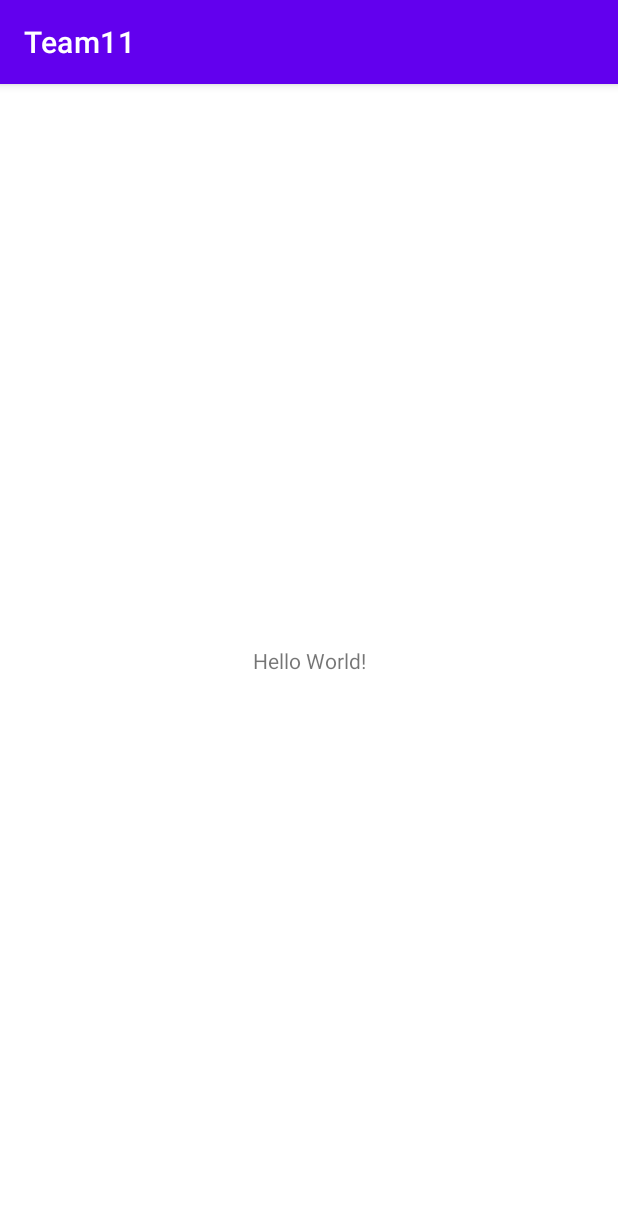
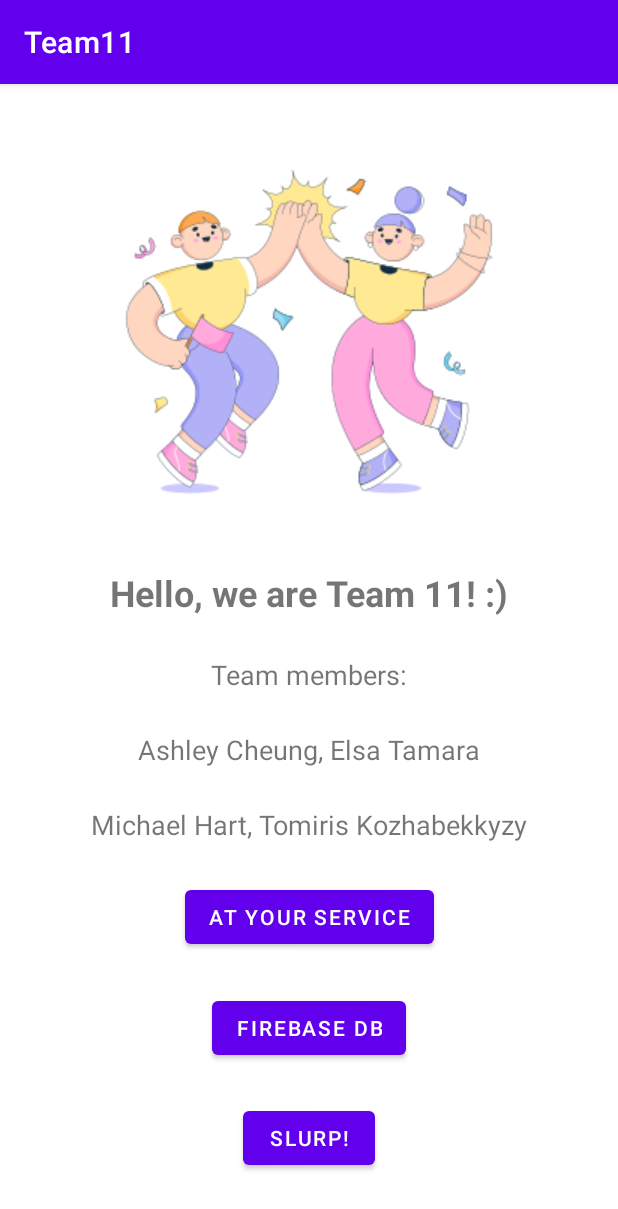
Before and after one commit to elsatmr/mobile-dev-team11, an Android app: the screen it shows after launch (MainActivity), on a phone screen of 412 x 824 dp. Shown: the top 1209 px of the screen. Run offline under Robolectric (Android 15) with nearby library versions, the phone set to English and light mode, and no system bars.

Commit message:
created main activity ui, at your service button opens up an empty at your service activity

```diff
--- a/app/src/main/AndroidManifest.xml
+++ b/app/src/main/AndroidManifest.xml
@@ -14,6 +14,9 @@
         android:theme="@style/Theme.Team11"
         tools:targetApi="31">
         <activity
+            android:name=".AtYourServiceActivity"
+            android:exported="false" />
+        <activity
             android:name=".MainActivity"
             android:exported="true">
             <intent-filter>
--- /dev/null
+++ b/app/src/main/java/edu/northeastern/team11/AtYourServiceActivity.java
@@ -0,0 +1,18 @@
+package edu.northeastern.team11;
+
+import androidx.appcompat.app.AppCompatActivity;
+
+import android.content.Intent;
+import android.os.Bundle;
+import android.view.View;
+
+public class AtYourServiceActivity extends AppCompatActivity {
+
+    @Override
+    protected void onCreate(Bundle savedInstanceState) {
+        super.onCreate(savedInstanceState);
+        setContentView(R.layout.activity_at_your_service);
+    }
+
+
+}
--- a/app/src/main/java/edu/northeastern/team11/MainActivity.java
+++ b/app/src/main/java/edu/northeastern/team11/MainActivity.java
@@ -2,7 +2,11 @@ package edu.northeastern.team11;
 
 import androidx.appcompat.app.AppCompatActivity;
 
+import android.content.Intent;
 import android.os.Bundle;
+import android.util.Log;
+import android.view.View;
+import android.widget.Button;
 
 public class MainActivity extends AppCompatActivity {
 
@@ -11,4 +15,9 @@ public class MainActivity extends AppCompatActivity {
         super.onCreate(savedInstanceState);
         setContentView(R.layout.activity_main);
     }
+    public void openAtYourServiceActivity(View view) {
+        Intent intent = new Intent(this, AtYourServiceActivity.class);
+        startActivity(intent);
+    }
+
 }
--- /dev/null
+++ b/app/src/main/res/layout/activity_at_your_service.xml
@@ -0,0 +1,9 @@
+<?xml version="1.0" encoding="utf-8"?>
+<androidx.constraintlayout.widget.ConstraintLayout xmlns:android="http://schemas.android.com/apk/res/android"
+    xmlns:app="http://schemas.android.com/apk/res-auto"
+    xmlns:tools="http://schemas.android.com/tools"
+    android:layout_width="match_parent"
+    android:layout_height="match_parent"
+    tools:context=".AtYourServiceActivity">
+
+</androidx.constraintlayout.widget.ConstraintLayout>
--- a/app/src/main/res/layout/activity_main.xml
+++ b/app/src/main/res/layout/activity_main.xml
@@ -4,15 +4,91 @@
     xmlns:tools="http://schemas.android.com/tools"
     android:layout_width="match_parent"
     android:layout_height="match_parent"
-    tools:context=".MainActivity">
+    tools:context=".MainActivity"
+    android:padding="16dp">
+
+    <ImageView
+        android:id="@+id/coverImageView"
+        android:layout_width="wrap_content"
+        android:layout_height="wrap_content"
+        app:layout_constraintEnd_toEndOf="parent"
+        app:layout_constraintStart_toStartOf="parent"
+        app:layout_constraintTop_toTopOf="parent"
+        app:srcCompat="@drawable/cover"
+        app:layout_constraintBottom_toTopOf="@id/headerMainTextView" />
 
     <TextView
+        android:id="@+id/headerMainTextView"
         android:layout_width="wrap_content"
         android:layout_height="wrap_content"
-        android:text="Hello World!"
-        app:layout_constraintBottom_toBottomOf="parent"
+        android:text="Hello, we are Team 11! :)"
+        android:textSize="24dp"
+        android:textStyle="bold"
         app:layout_constraintEnd_toEndOf="parent"
         app:layout_constraintStart_toStartOf="parent"
-        app:layout_constraintTop_toTopOf="parent" />
+        app:layout_constraintTop_toBottomOf="@+id/coverImageView"
+        app:layout_constraintBottom_toTopOf="@+id/secondHeaderMainTextView"/>
+
+    <TextView
+        android:id="@+id/secondHeaderMainTextView"
+        android:layout_width="wrap_content"
+        android:layout_height="wrap_content"
+        android:text="Team members:"
+        android:textSize="18dp"
+        app:layout_constraintEnd_toEndOf="parent"
+        app:layout_constraintStart_toStartOf="parent"
+        app:layout_constraintTop_toBottomOf="@+id/headerMainTextView"
+        app:layout_constraintBottom_toTopOf="@+id/nameOneMainTextView"/>
+
+    <TextView
+        android:id="@+id/nameOneMainTextView"
+        android:layout_width="wrap_content"
+        android:layout_height="wrap_content"
+        android:text="Ashley Cheung, Elsa Tamara"
+        android:textSize="18dp"
+        app:layout_constraintEnd_toEndOf="parent"
+        app:layout_constraintStart_toStartOf="parent"
+        app:layout_constraintTop_toBottomOf="@+id/secondHeaderMainTextView"
+        app:layout_constraintBottom_toTopOf="@+id/nameTwoMainTextView"/>
+
+    <TextView
+        android:id="@+id/nameTwoMainTextView"
+        android:layout_width="wrap_content"
+        android:layout_height="wrap_content"
+        android:text="Michael Hart, Tomiris Kozhabekkyzy"
+        android:textSize="18dp"
+        app:layout_constraintEnd_toEndOf="parent"
+        app:layout_constraintStart_toStartOf="parent"
+        app:layout_constraintTop_toBottomOf="@+id/nameOneMainTextView"
+        app:layout_constraintBottom_toTopOf="@+id/atYourServiceMainButton"/>
+    <Button
+        android:id="@+id/atYourServiceMainButton"
+        android:layout_width="wrap_content"
+        android:layout_height="wrap_content"
+        android:text="At Your Service"
+        app:layout_constraintEnd_toEndOf="parent"
+        app:layout_constraintStart_toStartOf="parent"
+        app:layout_constraintTop_toBottomOf="@id/nameTwoMainTextView"
+        app:layout_constraintBottom_toTopOf="@+id/firebaseDbMainButton"
+        android:onClick="openAtYourServiceActivity"/>
+    <Button
+        android:id="@+id/firebaseDbMainButton"
+        android:layout_width="wrap_content"
+        android:layout_height="wrap_content"
+        android:text="Firebase DB"
+        app:layout_constraintEnd_toEndOf="parent"
+        app:layout_constraintStart_toStartOf="parent"
+        app:layout_constraintTop_toBottomOf="@id/atYourServiceMainButton"
+        app:layout_constraintBottom_toTopOf="@+id/slurpMainButton"/>
+    <Button
+        android:id="@+id/slurpMainButton"
+        android:layout_width="wrap_content"
+        android:layout_height="wrap_content"
+        android:text="Slurp!"
+        app:layout_constraintEnd_toEndOf="parent"
+        app:layout_constraintStart_toStartOf="parent"
+        app:layout_constraintTop_toBottomOf="@+id/firebaseDbMainButton"
+        app:layout_constraintBottom_toBottomOf="parent"/>
+
 
 </androidx.constraintlayout.widget.ConstraintLayout>
```
Also changed, not shown: app/src/main/res/drawable-v24/cover.png (added).
